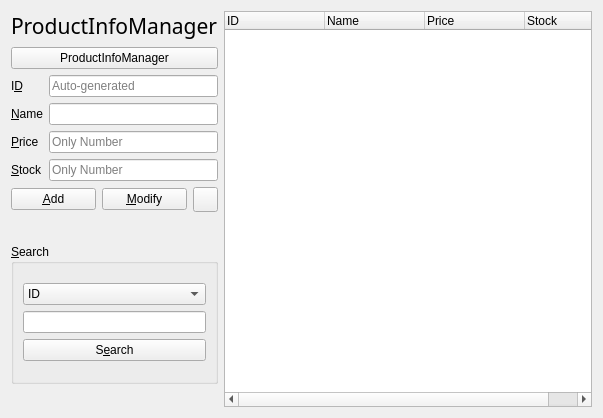
The window that Osstem_Project/productmanagerform.ui (jshs214/Qt_Project) describes before a commit, drawn with Qt 5.
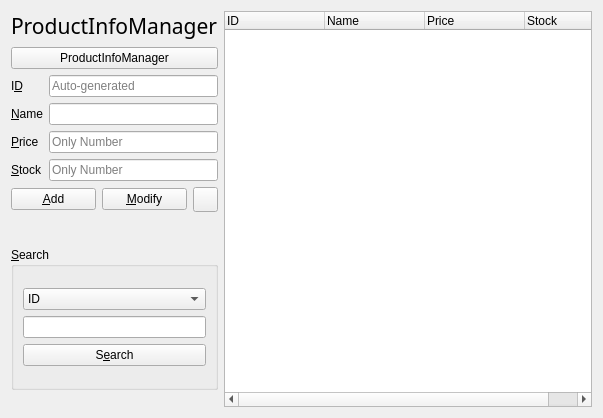
The same window after the commit. Icons and pictures are not drawn.

Diff of the .ui file:
```diff
--- a/Osstem_Project/productmanagerform.ui
+++ b/Osstem_Project/productmanagerform.ui
@@ -17,7 +17,7 @@
    <item>
     <layout class="QHBoxLayout" name="horizontalLayout" stretch="2,6">
      <item>
-      <layout class="QVBoxLayout" name="verticalLayout_4" stretch="1,0,7,6,1">
+      <layout class="QVBoxLayout" name="verticalLayout_4" stretch="1,0,7,6,0">
        <item>
         <layout class="QHBoxLayout" name="horizontalLayout_2">
          <item>
```
